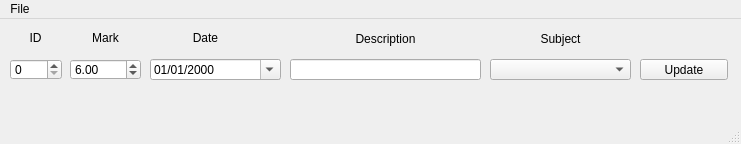
First picture: the form in sources/upMK.ui, repository ice-bit/registro, before the edit.
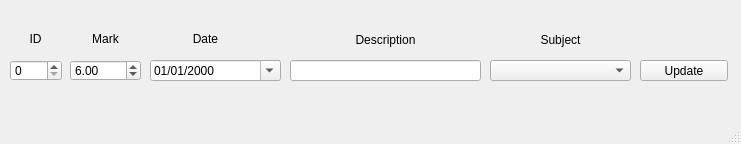
Second picture: the form after the edit. Icons and pictures are not drawn.

What changed in the file:
```diff
--- a/sources/upMK.ui
+++ b/sources/upMK.ui
@@ -22,7 +22,7 @@
     <property name="geometry">
      <rect>
       <x>490</x>
-      <y>40</y>
+      <y>60</y>
       <width>141</width>
       <height>21</height>
      </rect>
@@ -32,7 +32,7 @@
     <property name="geometry">
      <rect>
       <x>10</x>
-      <y>70</y>
+      <y>90</y>
       <width>721</width>
       <height>20</height>
      </rect>
@@ -48,7 +48,7 @@
     <property name="geometry">
      <rect>
       <x>490</x>
-      <y>10</y>
+      <y>30</y>
       <width>141</width>
       <height>20</height>
      </rect>
@@ -64,7 +64,7 @@
     <property name="geometry">
      <rect>
       <x>290</x>
-      <y>10</y>
+      <y>30</y>
       <width>191</width>
       <height>20</height>
      </rect>
@@ -80,7 +80,7 @@
     <property name="geometry">
      <rect>
       <x>80</x>
-      <y>10</y>
+      <y>30</y>
       <width>51</width>
       <height>18</height>
      </rect>
@@ -96,7 +96,7 @@
     <property name="geometry">
      <rect>
       <x>640</x>
-      <y>40</y>
+      <y>60</y>
       <width>88</width>
       <height>21</height>
      </rect>
@@ -109,7 +109,7 @@
     <property name="geometry">
      <rect>
       <x>290</x>
-      <y>40</y>
+      <y>60</y>
       <width>191</width>
       <height>21</height>
      </rect>
@@ -119,7 +119,7 @@
     <property name="geometry">
      <rect>
       <x>70</x>
-      <y>40</y>
+      <y>60</y>
       <width>71</width>
       <height>21</height>
      </rect>
@@ -138,7 +138,7 @@
     <property name="geometry">
      <rect>
       <x>150</x>
-      <y>10</y>
+      <y>30</y>
       <width>111</width>
       <height>18</height>
      </rect>
@@ -154,7 +154,7 @@
     <property name="geometry">
      <rect>
       <x>150</x>
-      <y>40</y>
+      <y>60</y>
       <width>131</width>
       <height>21</height>
      </rect>
@@ -170,7 +170,7 @@
     <property name="geometry">
      <rect>
       <x>10</x>
-      <y>40</y>
+      <y>60</y>
       <width>52</width>
       <height>21</height>
      </rect>
@@ -180,7 +180,7 @@
     <property name="geometry">
      <rect>
       <x>10</x>
-      <y>10</y>
+      <y>30</y>
       <width>51</width>
       <height>18</height>
      </rect>
@@ -193,23 +193,6 @@
     </property>
    </widget>
   </widget>
-  <widget class="QMenuBar" name="menubar">
-   <property name="geometry">
-    <rect>
-     <x>0</x>
-     <y>0</y>
-     <width>741</width>
-     <height>30</height>
-    </rect>
-   </property>
-   <widget class="QMenu" name="menuFile">
-    <property name="title">
-     <string>File</string>
-    </property>
-    <addaction name="actionRefresh"/>
-   </widget>
-   <addaction name="menuFile"/>
-  </widget>
   <widget class="QStatusBar" name="statusbar"/>
   <action name="actionRefresh">
    <property name="text">
```
